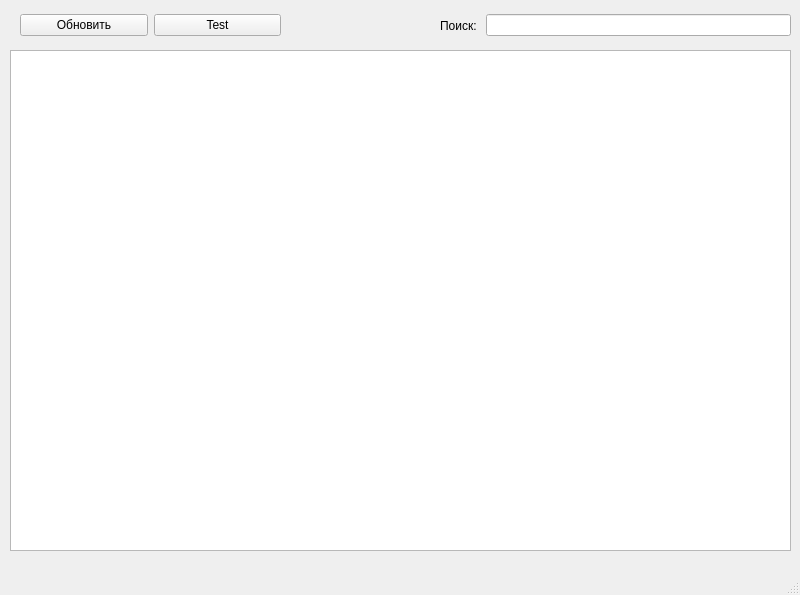
This is tableview.ui in Kyraas/work as Qt 5 draws it before an edit. The edited form follows.
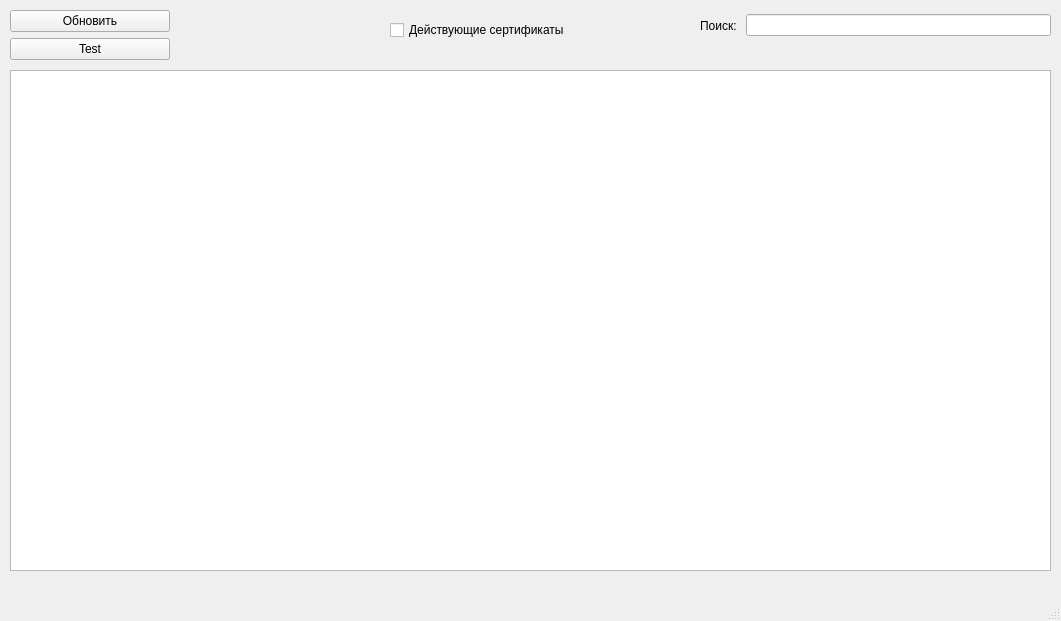
This is the edited form.

Diff of the .ui file:
```diff
--- a/tableview.ui
+++ b/tableview.ui
@@ -6,46 +6,20 @@
    <rect>
     <x>0</x>
     <y>0</y>
-    <width>800</width>
-    <height>595</height>
+    <width>1061</width>
+    <height>621</height>
    </rect>
   </property>
   <property name="windowTitle">
    <string>MainWindow</string>
   </property>
   <widget class="QWidget" name="centralwidget">
-   <widget class="QWidget" name="horizontalLayoutWidget">
-    <property name="geometry">
-     <rect>
-      <x>20</x>
-      <y>10</y>
-      <width>261</width>
-      <height>31</height>
-     </rect>
-    </property>
-    <layout class="QHBoxLayout" name="horizontalLayout">
-     <item>
-      <widget class="QPushButton" name="pushButton">
-       <property name="text">
-        <string>Обновить</string>
-       </property>
-      </widget>
-     </item>
-     <item>
-      <widget class="QPushButton" name="pushButton_2">
-       <property name="text">
-        <string>Test</string>
-       </property>
-      </widget>
-     </item>
-    </layout>
-   </widget>
    <widget class="QTableView" name="tableView">
     <property name="geometry">
      <rect>
       <x>10</x>
-      <y>50</y>
-      <width>781</width>
+      <y>70</y>
+      <width>1041</width>
       <height>501</height>
      </rect>
     </property>
@@ -59,7 +33,7 @@
    <widget class="QWidget" name="horizontalLayoutWidget_2">
     <property name="geometry">
      <rect>
-      <x>440</x>
+      <x>700</x>
       <y>0</y>
       <width>351</width>
       <height>51</height>
@@ -82,6 +56,45 @@
      </item>
     </layout>
    </widget>
+   <widget class="QWidget" name="verticalLayoutWidget">
+    <property name="geometry">
+     <rect>
+      <x>10</x>
+      <y>10</y>
+      <width>160</width>
+      <height>51</height>
+     </rect>
+    </property>
+    <layout class="QVBoxLayout" name="verticalLayout">
+     <item>
+      <widget class="QPushButton" name="pushButton">
+       <property name="text">
+        <string>Обновить</string>
+       </property>
+      </widget>
+     </item>
+     <item>
+      <widget class="QPushButton" name="pushButton_2">
+       <property name="text">
+        <string>Test</string>
+       </property>
+      </widget>
+     </item>
+    </layout>
+   </widget>
+   <widget class="QCheckBox" name="checkBox">
+    <property name="geometry">
+     <rect>
+      <x>390</x>
+      <y>20</y>
+      <width>181</width>
+      <height>20</height>
+     </rect>
+    </property>
+    <property name="text">
+     <string>Действующие сертификаты</string>
+    </property>
+   </widget>
   </widget>
   <widget class="QMenuBar" name="menubar">
    <property name="geometry">
```
Left out of the diff: 2 changed lines with no effect on the pictures.
